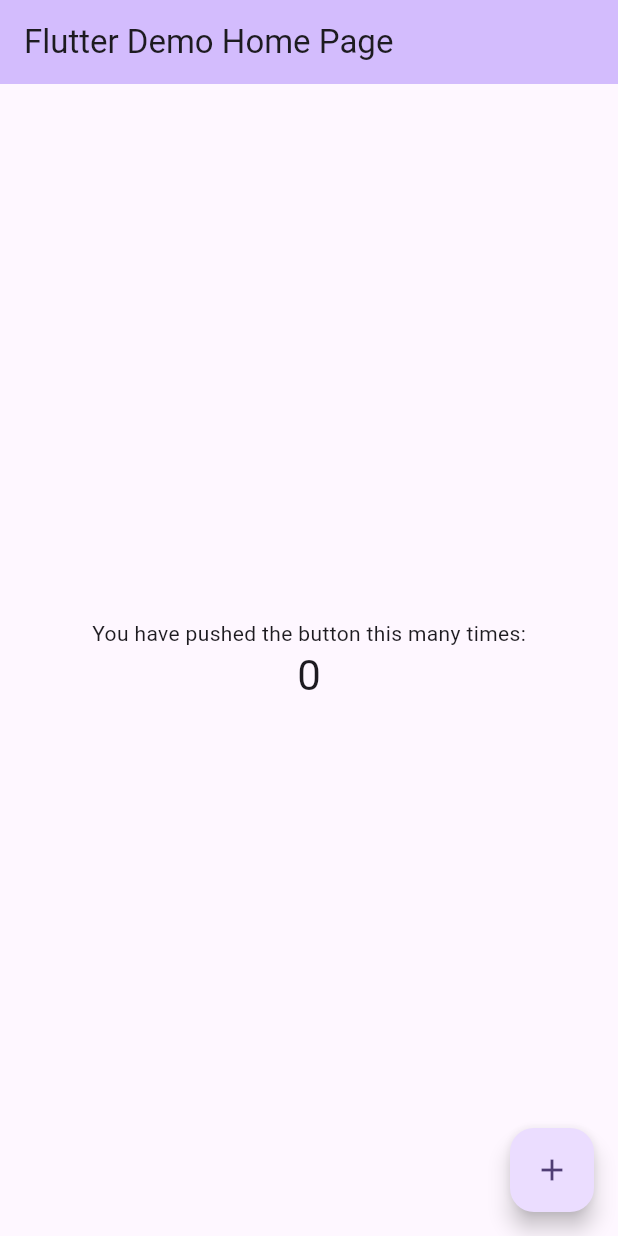
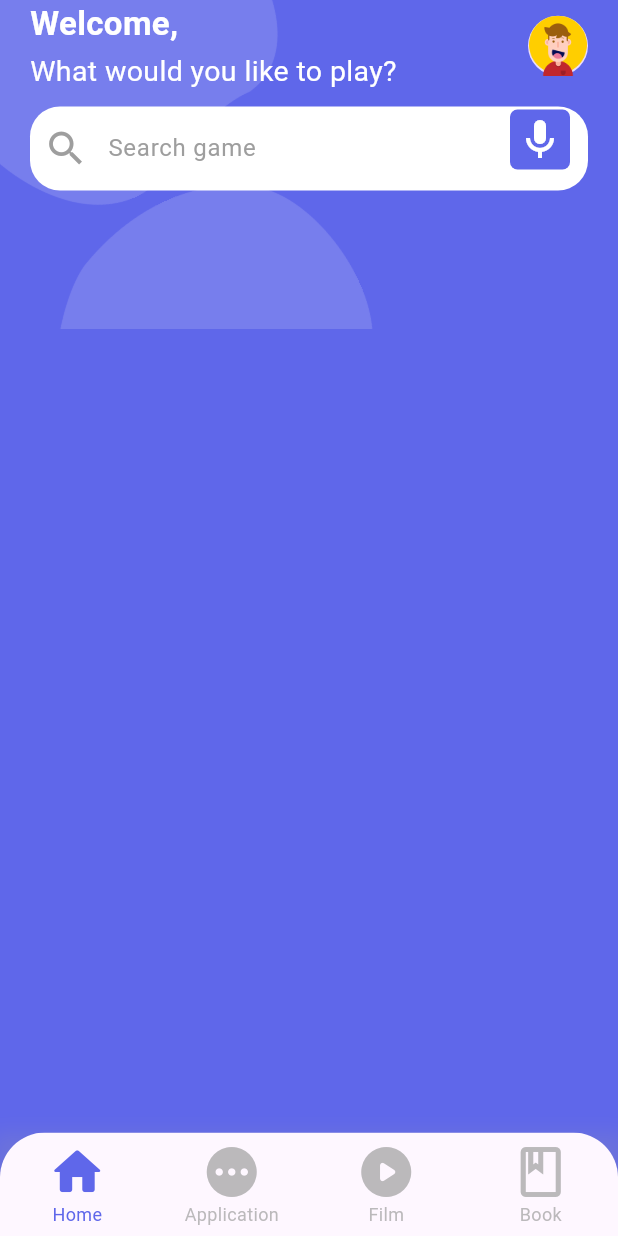
Before and after one commit to OkonoWil/GameStore-UI-, a Flutter app: the screen it shows after launch, on a phone screen of 412 x 824 dp. Run offline on Flutter 3.47's test engine with Material 3 defaults, Android fonts, the phone set to English and light mode, and no system bars.

Commit message:
config, header and search section

```diff
--- /dev/null
+++ b/lib/configs/app_color.dart
@@ -0,0 +1,33 @@
+import 'package:flutter/material.dart';
+
+@immutable
+class AppColor extends ThemeExtension<AppColor> {
+  final Color? primaryColor;
+
+  const AppColor({
+    required this.primaryColor,
+  });
+
+  @override
+  AppColor copyWith({
+    Color? primaryColor,
+  }){
+    return AppColor(
+      primaryColor: primaryColor ?? primaryColor,
+    );
+  }
+
+  @override
+  AppColor lerp(ThemeExtension<AppColor>? other, double t){
+    if (other is! AppColor) {
+      return this;
+    }
+    return AppColor(
+      primaryColor: Color.lerp(primaryColor, other.primaryColor, t),
+    );
+  }
+}
+
+class AppStaticColor {
+  static const Color primaryColor = Color(0xFF5F67EA);
+}
--- /dev/null
+++ b/lib/configs/theme.dart
@@ -0,0 +1,16 @@
+import 'package:flutter/material.dart';
+import 'package:gamestore_test_ui/configs/app_color.dart';
+
+AppColor color(context) => Theme.of(context).extension<AppColor>()!;
+
+ThemeData getAppTheme(
+  {required BuildContext context, required bool isDarkTheme}
+){
+  return ThemeData(
+    extensions:  const <ThemeExtension<AppColor>>[
+      AppColor(
+        primaryColor: AppStaticColor.primaryColor
+      )
+    ]
+  );
+}
--- a/lib/main.dart
+++ b/lib/main.dart
@@ -1,125 +1,25 @@
 import 'package:flutter/material.dart';
+import 'package:gamestore_test_ui/pages/home/home.dart';
+import 'package:gamestore_test_ui/configs/theme.dart';
 
-void main() {
+void main(){
   runApp(const MyApp());
 }
 
 class MyApp extends StatelessWidget {
   const MyApp({super.key});
 
-  // This widget is the root of your application.
   @override
   Widget build(BuildContext context) {
-    return MaterialApp(
-      title: 'Flutter Demo',
-      theme: ThemeData(
-        // This is the theme of your application.
-        //
-        // TRY THIS: Try running your application with "flutter run". You'll see
-        // the application has a purple toolbar. Then, without quitting the app,
-        // try changing the seedColor in the colorScheme below to Colors.green
-        // and then invoke "hot reload" (save your changes or press the "hot
-        // reload" button in a Flutter-supported IDE, or press "r" if you used
-        // the command line to start the app).
-        //
-        // Notice that the counter didn't reset back to zero; the application
-        // state is not lost during the reload. To reset the state, use hot
-        // restart instead.
-        //
-        // This works for code too, not just values: Most code changes can be
-        // tested with just a hot reload.
-        colorScheme: ColorScheme.fromSeed(seedColor: Colors.deepPurple),
-        useMaterial3: true,
-      ),
-      home: const MyHomePage(title: 'Flutter Demo Home Page'),
+    bool isDarkTheme = false;
+    return   MaterialApp(
+      title: 'Game Store',
+      debugShowCheckedModeBanner: false,
+      home: const HomePage(),
+      theme: getAppTheme(
+                  context: context,
+                  isDarkTheme: isDarkTheme,
+                ),
     );
   }
 }
-
-class MyHomePage extends StatefulWidget {
-  const MyHomePage({super.key, required this.title});
-
-  // This widget is the home page of your application. It is stateful, meaning
-  // that it has a State object (defined below) that contains fields that affect
-  // how it looks.
-
-  // This class is the configuration for the state. It holds the values (in this
-  // case the title) provided by the parent (in this case the App widget) and
-  // used by the build method of the State. Fields in a Widget subclass are
-  // always marked "final".
-
-  final String title;
-
-  @override
-  State<MyHomePage> createState() => _MyHomePageState();
-}
-
-class _MyHomePageState extends State<MyHomePage> {
-  int _counter = 0;
-
-  void _incrementCounter() {
-    setState(() {
-      // This call to setState tells the Flutter framework that something has
-      // changed in this State, which causes it to rerun the build method below
-      // so that the display can reflect the updated values. If we changed
-      // _counter without calling setState(), then the build method would not be
-      // called again, and so nothing would appear to happen.
-      _counter++;
-    });
-  }
-
-  @override
-  Widget build(BuildContext context) {
-    // This method is rerun every time setState is called, for instance as done
-    // by the _incrementCounter method above.
-    //
-    // The Flutter framework has been optimized to make rerunning build methods
-    // fast, so that you can just rebuild anything that needs updating rather
-    // than having to individually change instances of widgets.
-    return Scaffold(
-      appBar: AppBar(
-        // TRY THIS: Try changing the color here to a specific color (to
-        // Colors.amber, perhaps?) and trigger a hot reload to see the AppBar
-        // change color while the other colors stay the same.
-        backgroundColor: Theme.of(context).colorScheme.inversePrimary,
-        // Here we take the value from the MyHomePage object that was created by
-        // the App.build method, and use it to set our appbar title.
-        title: Text(widget.title),
-      ),
-      body: Center(
-        // Center is a layout widget. It takes a single child and positions it
-        // in the middle of the parent.
-        child: Column(
-          // Column is also a layout widget. It takes a list of children and
-          // arranges them vertically. By default, it sizes itself to fit its
-          // children horizontally, and tries to be as tall as its parent.
-          //
-          // Column has various properties to control how it sizes itself and
-          // how it positions its children. Here we use mainAxisAlignment to
-          // center the children vertically; the main axis here is the vertical
-          // axis because Columns are vertical (the cross axis would be
-          // horizontal).
-          //
-          // TRY THIS: Invoke "debug painting" (choose the "Toggle Debug Paint"
-          // action in the IDE, or press "p" in the console), to see the
-          // wireframe for each widget.
-          mainAxisAlignment: MainAxisAlignment.center,
-          children: <Widget>[
-            const Text(
-              'You have pushed the button this many times:',
-            ),
-            Text(
-              '$_counter',
-              style: Theme.of(context).textTheme.headlineMedium,
-            ),
-          ],
-        ),
-      ),
-      floatingActionButton: FloatingActionButton(
-        onPressed: _incrementCounter,
-        tooltip: 'Increment',
-        child: const Icon(Icons.add),
-      ), // This trailing comma makes auto-formatting nicer for build methods.
-    );
-  }
-}
--- /dev/null
+++ b/lib/pages/home/home.dart
@@ -0,0 +1,90 @@
+import 'package:flutter/material.dart';
+import 'package:gamestore_test_ui/pages/home/widgets/header.dart';
+import 'package:gamestore_test_ui/pages/home/widgets/search.dart';
+
+class HomePage extends StatelessWidget {
+  const HomePage({super.key});
+
+  @override
+  Widget build(BuildContext context) {
+    return Scaffold(
+        backgroundColor: const Color(0xFF5F67EA),
+        body: SingleChildScrollView(
+          child: Stack(
+            children: [
+              Transform(
+                transform: Matrix4.identity()..rotateZ(20),
+                origin: const Offset(150, 50),
+                child: Image.asset('assets/images/bg_liquid.png', width: 200,)
+              ),
+              Positioned(
+                left: 0,
+                top: 200,
+                child: Transform(
+                  transform: Matrix4.identity()..rotateZ(20),
+                  origin: const Offset(180, 100),
+                  child: Image.asset('assets/images/bg_liquid.png', width: 200,)
+                )
+              ),
+              const Column(
+                children: [
+                  HeaderSection(),
+                  SearchSection()
+                ],
+              )
+            ],
+          )),
+        bottomNavigationBar: NavigationBar(),
+      );
+  }
+}
+
+Widget NavigationBar(){
+  return Container(
+    decoration: BoxDecoration(
+      // color: Colors.white,
+      boxShadow: [
+        BoxShadow(
+          color: Colors.grey.withOpacity(0.2),
+          blurRadius: 10,
+          spreadRadius: 5,
+          offset: const Offset(0, 5),
+        ),
+      ]
+    ),
+    child: Container(
+      child: ClipRRect(
+        borderRadius: const BorderRadius.only(
+          topLeft: Radius.circular(30),
+          topRight: Radius.circular(30)
+        ),
+        child: BottomNavigationBar(
+          selectedItemColor: const Color(0xFF5F67EA),
+          selectedFontSize: 12,
+          unselectedFontSize: 12,
+          unselectedItemColor: Colors.grey.withOpacity(0.7),
+          type: BottomNavigationBarType.fixed,
+          items: const [
+            BottomNavigationBarItem(
+              icon: Icon(Icons.home_rounded, size: 40,),
+              label: 'Home',
+            ),
+            BottomNavigationBarItem(
+              icon: Icon(Icons.pending_rounded, size: 40),
+              label: 'Application',
+            ),
+            BottomNavigationBarItem(
+              icon: Icon(Icons.play_circle_rounded, size: 40),
+              label: 'Film',
+            ),
+            BottomNavigationBarItem(
+              icon: Icon(Icons.book_outlined, size: 40),
+              label: 'Book',
+            ),
+          ],
+          currentIndex: 0,
+        ),
+      ),
+    ),
+  );
+}
--- /dev/null
+++ b/lib/pages/home/widgets/header.dart
@@ -0,0 +1,36 @@
+import 'package:flutter/material.dart';
+
+class HeaderSection extends StatelessWidget {
+  const HeaderSection({super.key});
+
+  @override
+  Widget build(BuildContext context) {
+    return Container(
+      padding: EdgeInsets.only(
+        top: MediaQuery.of(context).padding.top,
+        left: 20,
+        right: 20,
+      ),
+      child: Row(
+        mainAxisAlignment: MainAxisAlignment.spaceBetween,
+        children: [
+          const Column(
+            crossAxisAlignment: CrossAxisAlignment.start,
+            children: [
+              Text("Welcome,",
+                style: TextStyle(color: Colors.white,fontWeight: FontWeight.bold, fontSize: 22 ),
+              ),
+              SizedBox(height: 3,),
+              Text("What would you like to play?",
+                style: TextStyle(color: Colors.white,fontWeight: FontWeight.normal, fontSize: 19 ),
+              ),
+            ],
+          ),
+          CircleAvatar(
+            child: Image.asset('assets/images/avatar.png', fit: BoxFit.cover,),
+          ),
+        ],
+      ),
+    );
+  }
+}
--- /dev/null
+++ b/lib/pages/home/widgets/search.dart
@@ -0,0 +1,56 @@
+import 'package:flutter/material.dart';
+import 'package:gamestore_test_ui/configs/theme.dart';
+
+class SearchSection extends StatelessWidget {
+  const SearchSection({super.key});
+
+  @override
+  Widget build(BuildContext context) {
+    return Padding(
+      padding: const EdgeInsets.symmetric(
+        vertical: 10,
+        horizontal: 20,
+      ),
+      child: Stack(
+        children: [
+          TextField(
+            cursorColor: color(context).primaryColor,
+            decoration: InputDecoration(
+              fillColor: Colors.white,
+              filled: true,
+              border: OutlineInputBorder(
+                borderRadius: BorderRadius.circular(20),
+                borderSide: const BorderSide(width: 0, style: BorderStyle.none)
+              ),
+              prefixIcon: const Icon(
+                Icons.search,
+                color: Colors.grey,
+                size: 30,
+              ),
+              hintText: 'Search game',
+              hintStyle: const TextStyle(
+                color: Colors.grey,
+              ),
+            ),
+          ),
+          Positioned(
+            bottom: 14,
+            right: 12,
+            height: 40,
+            width: 40,
+            child: Container(
+              decoration: BoxDecoration(
+                color: color(context).primaryColor,
+                borderRadius: BorderRadius.circular(5),
+              ),
+              child: const Icon(
+                Icons.mic_sharp,
+                color: Colors.white,
+                size: 32,
+              ),
+            ))
+        ],
+      ),
+    );
+  }
+}
--- a/pubspec.yaml
+++ b/pubspec.yaml
@@ -35,6 +35,7 @@ dependencies:
   # The following adds the Cupertino Icons font to your application.
   # Use with the CupertinoIcons class for iOS style icons.
   cupertino_icons: ^1.0.6
+  readmore: ^2.2.0
 
 dev_dependencies:
   flutter_test:
```
Also changed, not shown: pubspec.lock.
